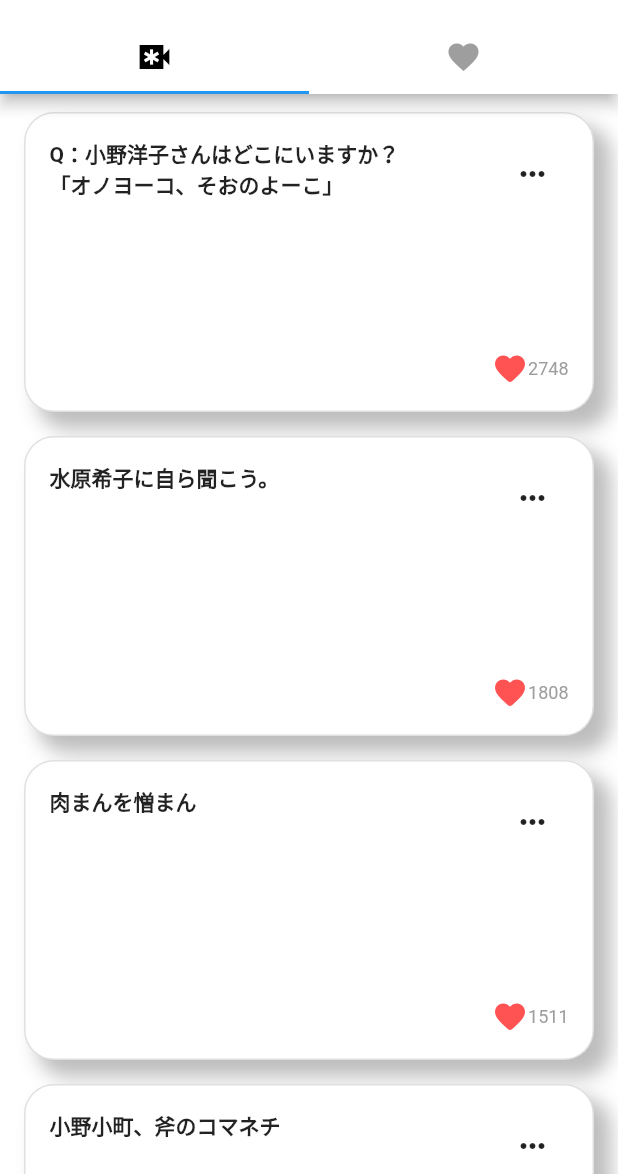
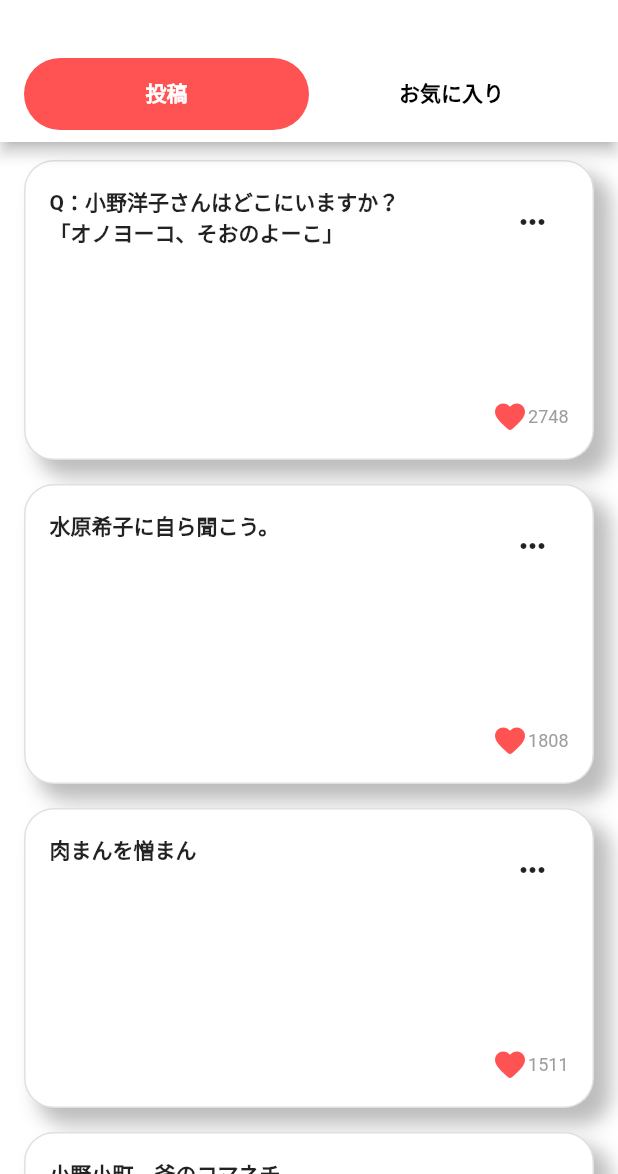
Before and after one commit to hideokawahara/tatsujin_guild, a Flutter app: the PostsManagePage screen opened directly, on a phone screen of 412 x 824 dp, the part 62-1236 px from its top. Run offline on Flutter 3.47's test engine with Material 2 defaults, Android fonts, the phone set to English and light mode, and no system bars; network calls fail.

Commit message:
feat: タブ設定追加

```diff
--- a/lib/pages/posts_manage_page.dart
+++ b/lib/pages/posts_manage_page.dart
@@ -11,9 +11,12 @@ import 'package:tatsujin_guild/view_models/posts_manage_view_model.dart';
 
 //Widgets
 import '../widgets/card.dart';
+import 'package:tatsujin_guild/widgets/tab_bar.dart';
 
 class PostsManagePage extends StatelessWidget {
   const PostsManagePage({Key? key}) : super(key: key);
+
+  final List<String> tabContents = const ['投稿', 'お気に入り'];
 
   @override
   Widget build(BuildContext context) {
@@ -29,23 +32,8 @@ class PostsManagePage extends StatelessWidget {
               '投稿した',
               style: AppStyles.titleStyle,
             ),
-            bottom: const TabBar(
-              unselectedLabelColor: Colors.grey,
-              labelColor: Colors.black,
-              tabs: [
-                Tab(
-                  icon: Icon(
-                    Icons.emergency_recording_sharp,
-                    // color: Colors.black,
-                  ),
-                ),
-                Tab(
-                  icon: Icon(
-                    Icons.favorite,
-                    // color: Colors.black,
-                  ),
-                ),
-              ],
+            bottom: DefaultTabBar(
+              tabContents: tabContents,
             ),
           ),
           body: const TabBarView(
--- a/lib/resources/app_colors.dart
+++ b/lib/resources/app_colors.dart
@@ -5,4 +5,9 @@ class AppColors {
   static const defaultBackGroundColor = Colors.white;
   static const defaultInactiveColor = Colors.grey;
   static const defaultActiveColor = Colors.black;
+
+  /// タブの色設定
+  static const tabActiveColor = Colors.redAccent;
+  static const tabActiveTextColor = Colors.white;
+  static const tabInactiveTextColor = Colors.black;
 }
--- a/lib/resources/app_styles.dart
+++ b/lib/resources/app_styles.dart
@@ -12,4 +12,14 @@ class AppStyles {
     fontWeight: FontWeight.w700,
     color: Colors.black,
   );
+
+  ///タブのテキストスタイルの設定
+  static const activeTabStyle = TextStyle(
+    fontSize: 14,
+    fontWeight: FontWeight.bold,
+  );
+  static const inactiveTabStyle = TextStyle(
+    fontSize: 14,
+    fontWeight: FontWeight.bold,
+  );
 }
--- /dev/null
+++ b/lib/widgets/tab_bar.dart
@@ -0,0 +1,44 @@
+//Packages
+import 'package:flutter/material.dart';
+
+//Resources
+import 'package:tatsujin_guild/resources/app_colors.dart';
+import 'package:tatsujin_guild/resources/app_styles.dart';
+
+class DefaultTabBar extends StatelessWidget implements PreferredSizeWidget {
+  const DefaultTabBar({
+    Key? key,
+    required this.tabContents,
+  }) : super(key: key);
+  final List<String> tabContents;
+
+  @override
+  Widget build(BuildContext context) {
+    return Container(
+      padding: const EdgeInsets.symmetric(
+        horizontal: 16,
+        vertical: 8,
+      ),
+      child: TabBar(
+        unselectedLabelColor: AppColors.tabInactiveTextColor,
+        labelColor: AppColors.tabActiveTextColor,
+        indicator: BoxDecoration(
+          borderRadius: BorderRadius.circular(25),
+          color: AppColors.tabActiveColor,
+        ),
+        labelStyle: AppStyles.activeTabStyle,
+        unselectedLabelStyle: AppStyles.inactiveTabStyle,
+        tabs: tabContents
+            .map(
+              (content) => Tab(
+                child: Text(content),
+              ),
+            )
+            .toList(),
+      ),
+    );
+  }
+
+  @override
+  Size get preferredSize => const Size.fromHeight(80);
+}
```
